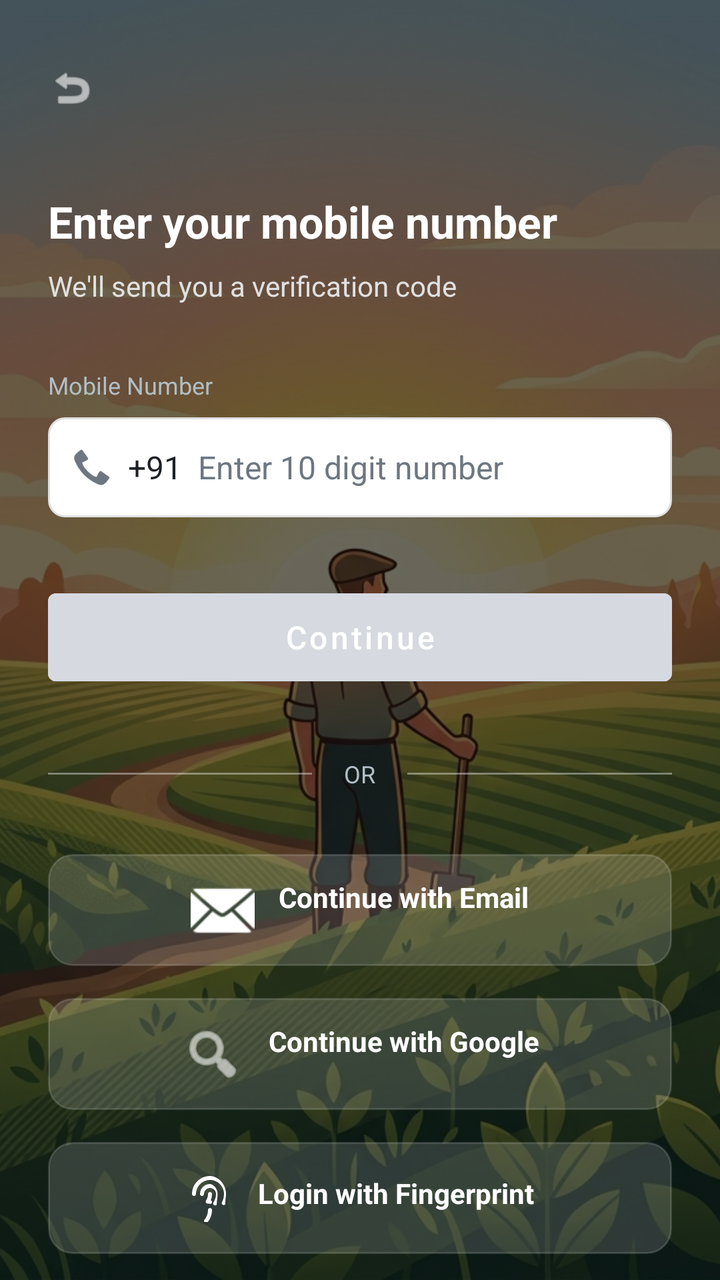
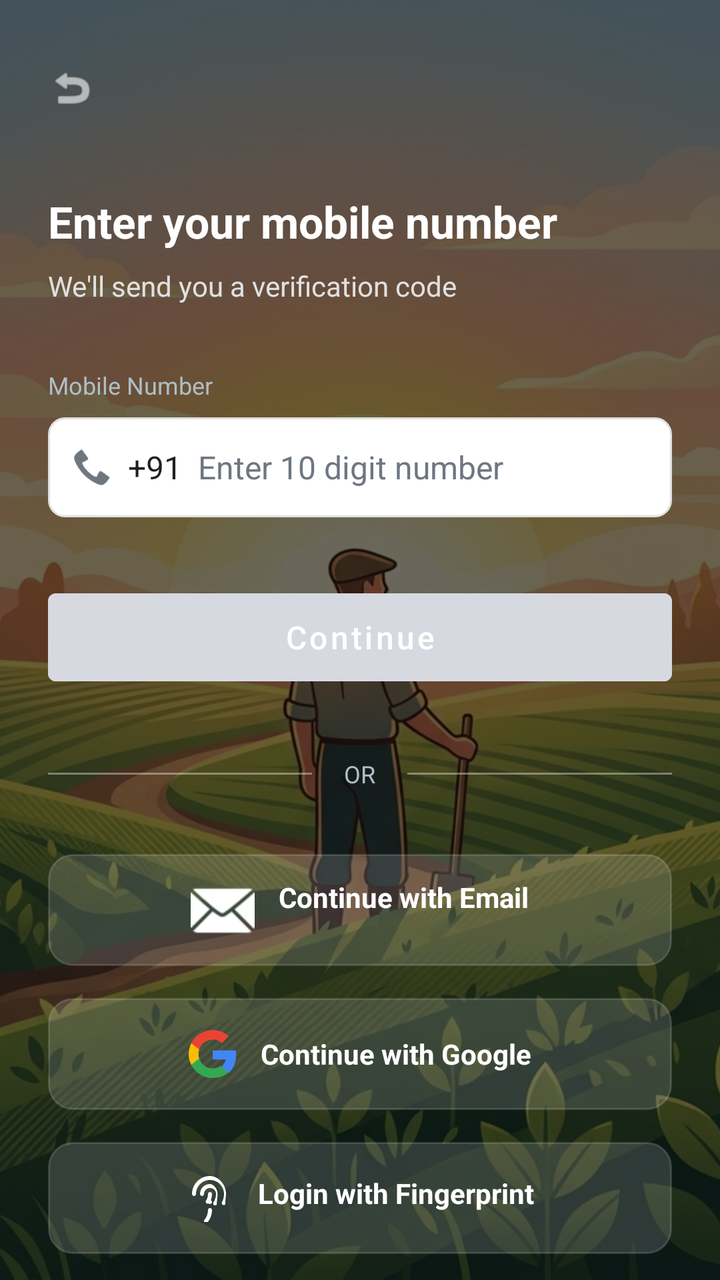

An Android layout rendered at two revisions. The XML below is the earlier revision; the diff shows what the commit changed to produce the second picture.
<!-- AndroidManifest.xml: application theme Theme.AgroAssist -->
<!-- res/layout/activity_login.xml -->
<?xml version="1.0" encoding="utf-8"?>
<androidx.constraintlayout.widget.ConstraintLayout 
    xmlns:android="http://schemas.android.com/apk/res/android"
    xmlns:app="http://schemas.android.com/apk/res-auto"
    xmlns:tools="http://schemas.android.com/tools"
    android:layout_width="match_parent"
    android:layout_height="match_parent"
    tools:context=".LoginActivity">

    
    <ImageView
        android:layout_width="match_parent"
        android:layout_height="match_parent"
        android:src="@drawable/farmer_crops_bg"
        android:scaleType="centerCrop" />

    
    <View
        android:layout_width="match_parent"
        android:layout_height="match_parent"
        android:background="#95000000" />

    <ImageView
        android:id="@+id/backButton"
        android:layout_width="24dp"
        android:layout_height="24dp"
        android:layout_marginStart="24dp"
        android:layout_marginTop="32dp"
        android:src="@android:drawable/ic_menu_revert"
        app:layout_constraintStart_toStartOf="parent"
        app:layout_constraintTop_toTopOf="parent"
        app:tint="@color/white" />

    <TextView
        android:id="@+id/titleText"
        android:layout_width="wrap_content"
        android:layout_height="wrap_content"
        android:layout_marginStart="24dp"
        android:layout_marginTop="40dp"
        android:text="Enter your mobile number"
        android:textColor="@color/white"
        android:textSize="22sp"
        android:textStyle="bold"
        app:layout_constraintStart_toStartOf="parent"
        app:layout_constraintTop_toBottomOf="@id/backButton" />

    <TextView
        android:id="@+id/subtitleText"
        android:layout_width="wrap_content"
        android:layout_height="wrap_content"
        android:layout_marginStart="24dp"
        android:layout_marginTop="8dp"
        android:text="We'll send you a verification code"
        android:textColor="#E0E0E0"
        android:textSize="14sp"
        app:layout_constraintStart_toStartOf="parent"
        app:layout_constraintTop_toBottomOf="@id/titleText" />

    <TextView
        android:id="@+id/mobileLabel"
        android:layout_width="wrap_content"
        android:layout_height="wrap_content"
        android:layout_marginStart="24dp"
        android:layout_marginTop="32dp"
        android:text="Mobile Number"
        android:textColor="#B0BEC5"
        android:textSize="12sp"
        app:layout_constraintStart_toStartOf="parent"
        app:layout_constraintTop_toBottomOf="@id/subtitleText" />

    <LinearLayout
        android:id="@+id/inputContainer"
        android:layout_width="match_parent"
        android:layout_height="50dp"
        android:layout_marginTop="8dp"
        android:layout_marginHorizontal="24dp"
        android:background="@drawable/edit_text_bg"
        android:gravity="center_vertical"
        android:orientation="horizontal"
        android:paddingHorizontal="12dp"
        app:layout_constraintTop_toBottomOf="@id/mobileLabel">

        <ImageView
            android:layout_width="20dp"
            android:layout_height="20dp"
            android:src="@android:drawable/stat_sys_phone_call"
            app:tint="@color/text_secondary" />

        <TextView
            android:layout_width="wrap_content"
            android:layout_height="wrap_content"
            android:layout_marginStart="8dp"
            android:text="+91"
            android:textColor="@color/text_primary"
            android:textSize="16sp" />

        <EditText
            android:id="@+id/mobileInput"
            android:layout_width="match_parent"
            android:layout_height="match_parent"
            android:layout_marginStart="8dp"
            android:background="@null"
            android:hint="Enter 10 digit number"
            android:inputType="phone"
            android:maxLength="10"
            android:textColor="@color/text_primary"
            android:textColorHint="@color/text_secondary"
            android:textSize="16sp" />
    </LinearLayout>

    <Button
        android:id="@+id/continueButton"
        android:layout_width="match_parent"
        android:layout_height="56dp"
        android:layout_marginTop="32dp"
        android:layout_marginHorizontal="24dp"
        android:backgroundTint="#D6D9E0" 
        android:text="Continue"
        android:textAllCaps="false"
        android:textColor="@color/white"
        android:textSize="16sp"
        app:layout_constraintTop_toBottomOf="@id/inputContainer" />

    <LinearLayout
        android:id="@+id/orContainer"
        android:layout_width="match_parent"
        android:layout_height="wrap_content"
        android:layout_marginTop="32dp"
        android:layout_marginHorizontal="24dp"
        android:gravity="center"
        android:orientation="horizontal"
        app:layout_constraintTop_toBottomOf="@id/continueButton">

        <View
            android:layout_width="0dp"
            android:layout_height="1dp"
            android:layout_weight="1"
            android:background="#60FFFFFF" />

        <TextView
            android:layout_width="wrap_content"
            android:layout_height="wrap_content"
            android:layout_marginHorizontal="16dp"
            android:text="OR"
            android:textColor="#B0BEC5"
            android:textSize="12sp" />

        <View
            android:layout_width="0dp"
            android:layout_height="1dp"
            android:layout_weight="1"
            android:background="#60FFFFFF" />
    </LinearLayout>

    <FrameLayout
        android:id="@+id/emailButtonContainer"
        android:layout_width="match_parent"
        android:layout_height="56dp"
        android:layout_marginTop="32dp"
        android:layout_marginHorizontal="24dp"
        android:background="@drawable/button_outline_bg"
        android:backgroundTint="#26FFFFFF"
        app:layout_constraintTop_toBottomOf="@id/orContainer">
        
        <TextView
            android:layout_width="wrap_content"
            android:layout_height="wrap_content"
            android:layout_gravity="center"
            android:drawablePadding="12dp"
            android:text="Continue with Email"
            android:textColor="@color/white"
            android:textSize="14sp"
            android:textStyle="bold"
            app:drawableLeftCompat="@android:drawable/ic_dialog_email"
            app:drawableTint="@color/white" />
    </FrameLayout>

    <FrameLayout
        android:id="@+id/googleButtonContainer"
        android:layout_width="match_parent"
        android:layout_height="56dp"
        android:layout_marginTop="16dp"
        android:layout_marginHorizontal="24dp"
        android:background="@drawable/button_outline_bg"
        android:backgroundTint="#26FFFFFF"
        app:layout_constraintTop_toBottomOf="@id/emailButtonContainer">
        
        <TextView
            android:layout_width="wrap_content"
            android:layout_height="wrap_content"
            android:layout_gravity="center"
            android:drawablePadding="12dp"
            android:text="Continue with Google"
            android:textColor="@color/white"
            android:textStyle="bold"
            app:drawableLeftCompat="@android:drawable/ic_menu_search"
            app:drawableTint="@color/white"
            android:textSize="14sp" />
    </FrameLayout>

    
    <FrameLayout
        android:id="@+id/biometricButtonContainer"
        android:layout_width="match_parent"
        android:layout_height="56dp"
        android:layout_marginTop="16dp"
        android:layout_marginHorizontal="24dp"
        android:background="@drawable/button_outline_bg"
        android:backgroundTint="#26FFFFFF"
        android:clickable="true"
        android:focusable="true"
        android:foreground="?android:attr/selectableItemBackground"
        app:layout_constraintTop_toBottomOf="@id/googleButtonContainer">
        
        <TextView
            android:layout_width="wrap_content"
            android:layout_height="wrap_content"
            android:layout_gravity="center"
            android:drawablePadding="12dp"
            android:text="Login with Fingerprint"
            android:textColor="@color/white"
            android:textStyle="bold"
            app:drawableLeftCompat="@drawable/ic_fingerprint"
            app:drawableTint="@color/white"
            android:textSize="14sp" />
    </FrameLayout>

</androidx.constraintlayout.widget.ConstraintLayout>
<!-- resources referenced by this layout -->
<resources>
  <color name="text_primary">#1D2125</color>
  <color name="text_secondary">#6E7781</color>
  <color name="white">#FFFFFF</color>
  <!-- drawable button_outline_bg (drawable) -->
  <?xml version="1.0" encoding="utf-8"?>
  <shape xmlns:android="http://schemas.android.com/apk/res/android" android:shape="rectangle">
      <stroke android:width="1dp" android:color="#E0E0E0"/>
      <solid android:color="#FFFFFF"/>
      <corners android:radius="12dp"/>
  </shape>
  <!-- drawable edit_text_bg (drawable) -->
  <?xml version="1.0" encoding="utf-8"?>
  <shape xmlns:android="http://schemas.android.com/apk/res/android" android:shape="rectangle">
      <stroke android:width="1dp" android:color="#E0E0E0"/>
      <solid android:color="#FFFFFF"/>
      <corners android:radius="8dp"/>
  </shape>
  <!-- drawable farmer_crops_bg: png bitmap (drawable, 651058 bytes) -->
  <!-- drawable ic_fingerprint (drawable) -->
  <vector xmlns:android="http://schemas.android.com/apk/res/android"
      android:width="24dp"
      android:height="24dp"
      android:viewportWidth="24"
      android:viewportHeight="24">
    <path
        android:fillColor="#FF000000"
        android:pathData="M12,1c-4.97,0 -9,4.03 -9,9c0,0.55 0.45,1 1,1s1,-0.45 1,-1c0,-3.87 3.13,-7 7,-7s7,3.13 7,7c0,1.48 -0.37,2.87 -1.02,4.1c-0.25,0.48 -0.07,1.07 0.41,1.33c0.48,0.25 1.07,0.07 1.33,-0.41C19.5,13.43 20,11.77 20,10C20,5.03 15.97,1 12,1z M12,5c-2.76,0 -5,2.24 -5,5c0,0.55 0.45,1 1,1s1,-0.45 1,-1c0,-1.66 1.34,-3 3,-3s3,1.34 3,3c0,1.55 -0.47,2.98 -1.27,4.19c-0.3,0.46 -0.17,1.07 0.29,1.37c0.46,0.3 1.07,0.17 1.37,-0.29C15.26,14.07 15.8,12.1 15.8,10C15.8,7.24 13.56,5 12,5z M12,9c-0.55,0 -1,0.45 -1,1c0,1.2 -0.36,2.32 -0.98,3.28c-0.31,0.48 -0.16,1.1 0.32,1.41c0.48,0.31 1.1,0.16 1.41,-0.32C12.56,13.1 13,11.6 13,10C13,9.45 12.55,9 12,9z M12,13c-0.55,0 -1,0.45 -1,1c0,0.55 0.45,1 1,1s1,-0.45 1,-1C13,13.45 12.55,13 12,13z M12,17c-0.55,0 -1,0.45 -1,1c0,1.86 -0.66,3.57 -1.77,4.92c-0.34,0.42 -0.28,1.05 0.15,1.39c0.42,0.34 1.05,0.28 1.39,-0.15C12.14,22.46 13,20.33 13,18C13,17.45 12.55,17 12,17z"/>
  </vector>
  <style name="Theme.AgroAssist" parent="Theme.MaterialComponents.DayNight.NoActionBar">
          <item name="colorPrimary">@color/primary_green</item>
          <item name="colorPrimaryVariant">@color/white</item>
          <item name="colorOnPrimary">@color/white</item>
          <item name="android:statusBarColor">@color/white</item>
          <item name="android:windowLightStatusBar">true</item>
      </style>
  <color name="primary_green">#2E7D32</color>
</resources>

<!-- the commit's change to res/layout/activity_login.xml (unified diff, before → after) -->
@@ -185,17 +185,27 @@
         android:backgroundTint="#26FFFFFF"
         app:layout_constraintTop_toBottomOf="@id/emailButtonContainer">
         
-        <TextView
+        <LinearLayout
             android:layout_width="wrap_content"
             android:layout_height="wrap_content"
             android:layout_gravity="center"
-            android:drawablePadding="12dp"
-            android:text="Continue with Google"
-            android:textColor="@color/white"
-            android:textStyle="bold"
-            app:drawableLeftCompat="@android:drawable/ic_menu_search"
-            app:drawableTint="@color/white"
-            android:textSize="14sp" />
+            android:gravity="center_vertical"
+            android:orientation="horizontal">
+
+            <ImageView
+                android:layout_width="24dp"
+                android:layout_height="24dp"
+                android:src="@drawable/ic_google" />
+
+            <TextView
+                android:layout_width="wrap_content"
+                android:layout_height="wrap_content"
+                android:layout_marginStart="12dp"
+                android:text="Continue with Google"
+                android:textColor="@color/white"
+                android:textSize="14sp"
+                android:textStyle="bold" />
+        </LinearLayout>
     </FrameLayout>
 
     
<!-- resource entries referenced after the edit -->
@@ -28,6 +28,25 @@
         android:fillColor="#FF000000"
         android:pathData="M12,1c-4.97,0 -9,4.03 -9,9c0,0.55 0.45,1 1,1s1,-0.45 1,-1c0,-3.87 3.13,-7 7,-7s7,3.13 7,7c0,1.48 -0.37,2.87 -1.02,4.1c-0.25,0.48 -0.07,1.07 0.41,1.33c0.48,0.25 1.07,0.07 1.33,-0.41C19.5,13.43 20,11.77 20,10C20,5.03 15.97,1 12,1z M12,5c-2.76,0 -5,2.24 -5,5c0,0.55 0.45,1 1,1s1,-0.45 1,-1c0,-1.66 1.34,-3 3,-3s3,1.34 3,3c0,1.55 -0.47,2.98 -1.27,4.19c-0.3,0.46 -0.17,1.07 0.29,1.37c0.46,0.3 1.07,0.17 1.37,-0.29C15.26,14.07 15.8,12.1 15.8,10C15.8,7.24 13.56,5 12,5z M12,9c-0.55,0 -1,0.45 -1,1c0,1.2 -0.36,2.32 -0.98,3.28c-0.31,0.48 -0.16,1.1 0.32,1.41c0.48,0.31 1.1,0.16 1.41,-0.32C12.56,13.1 13,11.6 13,10C13,9.45 12.55,9 12,9z M12,13c-0.55,0 -1,0.45 -1,1c0,0.55 0.45,1 1,1s1,-0.45 1,-1C13,13.45 12.55,13 12,13z M12,17c-0.55,0 -1,0.45 -1,1c0,1.86 -0.66,3.57 -1.77,4.92c-0.34,0.42 -0.28,1.05 0.15,1.39c0.42,0.34 1.05,0.28 1.39,-0.15C12.14,22.46 13,20.33 13,18C13,17.45 12.55,17 12,17z"/>
   </vector>
+  <!-- drawable ic_google (drawable) -->
+  <vector xmlns:android="http://schemas.android.com/apk/res/android"
+      android:width="24dp"
+      android:height="24dp"
+      android:viewportWidth="24"
+      android:viewportHeight="24">
+    <path
+        android:fillColor="#4285F4"
+        android:pathData="M23.745,12.27c0,-0.7,-0.06,-1.4,-0.19,-2.07H12v4.51h6.6c-0.29,1.52,-1.14,2.82,-2.4,3.68v3.05h3.88c2.27,-2.09,3.665,-5.17,3.665,-9.17z"/>
+    <path
+        android:fillColor="#34A853"
+        android:pathData="M12,24c3.24,0,5.95,-1.08,7.93,-2.91l-3.88,-3.05c-1.08,0.72,-2.45,1.16,-4.05,1.16,-3.12,0,-5.77,-2.11,-6.72,-4.96H1.29v3.15C3.26,21.3,7.31,24,12,24z"/>
+    <path
+        android:fillColor="#FBBC05"
+        android:pathData="M5.28,14.24c-0.25,-0.72,-0.38,-1.49,-0.38,-2.24s0.13,-1.52,0.38,-2.24V6.61H1.29C0.47,8.24,0,10.06,0,12s0.47,3.76,1.29,5.39l3.99,-3.15z"/>
+    <path
+        android:fillColor="#EA4335"
+        android:pathData="M12,4.75c1.77,0,3.35,0.61,4.6,1.8l3.42,-3.42C17.95,1.19,15.24,0,12,0,7.31,0,3.26,2.7,1.29,6.61l3.99,3.15c0.95,-2.85,3.6,-4.96,6.72,-4.96z"/>
+  </vector>
   <style name="Theme.AgroAssist" parent="Theme.MaterialComponents.DayNight.NoActionBar">
           <item name="colorPrimary">@color/primary_green</item>
           <item name="colorPrimaryVariant">@color/white</item>
